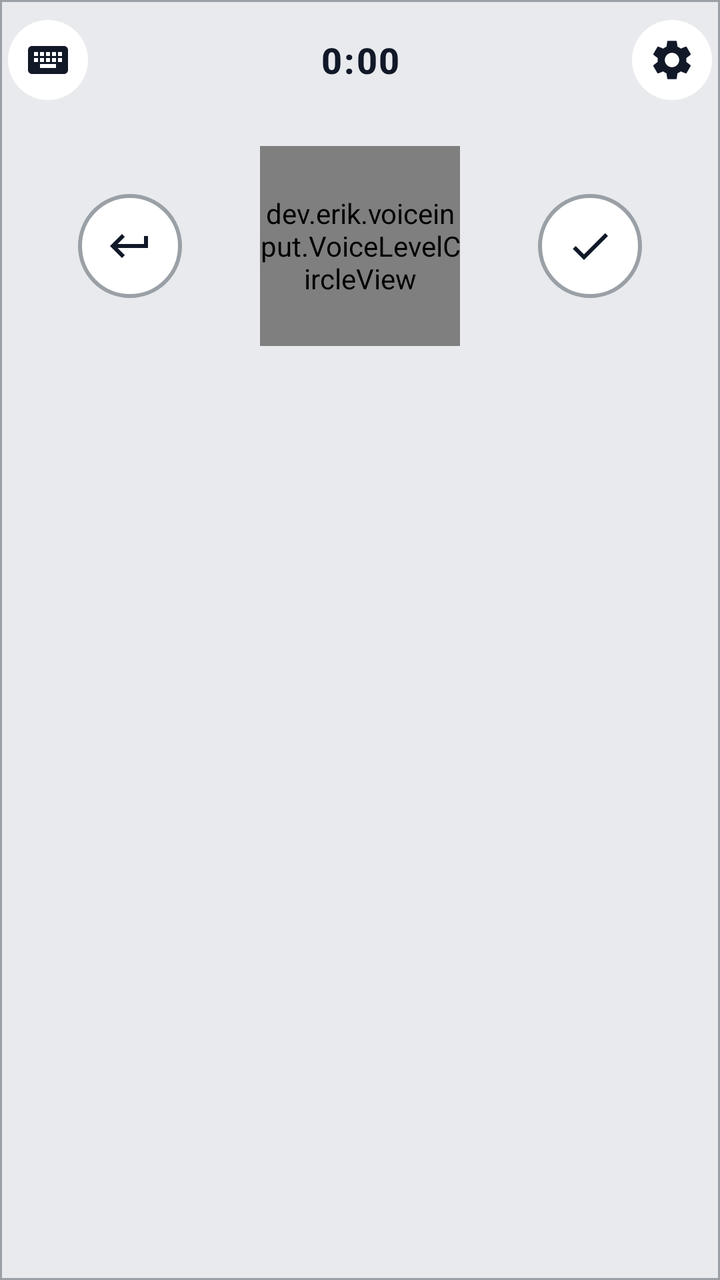
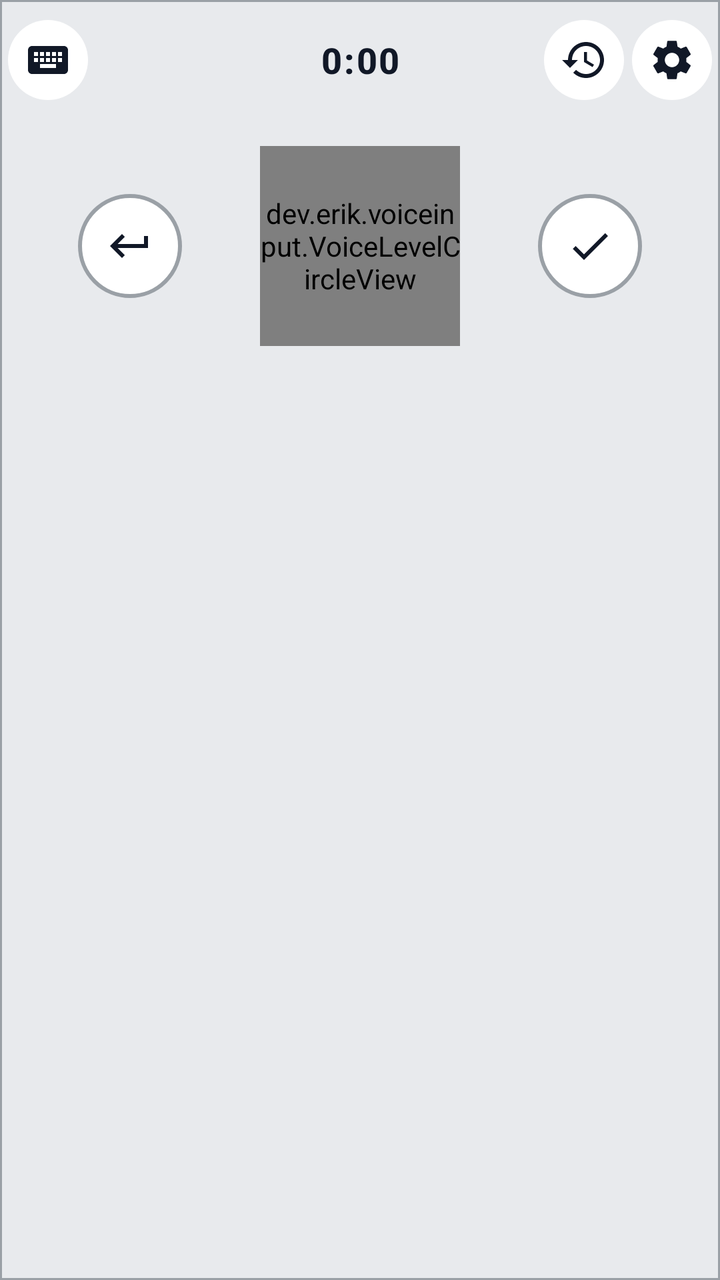

An Android layout rendered at two revisions. The XML below is the earlier revision; the diff shows what the commit changed to produce the second picture.
<!-- AndroidManifest.xml: application theme Theme.VoiceInput -->
<!-- res/layout/voice_input_ime.xml -->
<?xml version="1.0" encoding="utf-8"?>
<LinearLayout xmlns:android="http://schemas.android.com/apk/res/android"
    xmlns:app="http://schemas.android.com/apk/res-auto"
    android:layout_width="match_parent"
    android:layout_height="wrap_content"
    android:background="@drawable/ime_panel_background"
    android:minHeight="188dp"
    android:orientation="vertical"
    android:paddingTop="10dp"
    android:paddingBottom="14dp">

    <FrameLayout
        android:layout_width="match_parent"
        android:layout_height="40dp"
        android:paddingHorizontal="4dp">

        <ImageButton
            android:id="@+id/switch_keyboard"
            android:layout_width="40dp"
            android:layout_height="40dp"
            android:layout_gravity="start|center_vertical"
            android:background="@drawable/ime_top_icon_background"
            android:contentDescription="@string/ime_switch_keyboard"
            android:padding="8dp"
            android:scaleType="centerInside"
            android:src="@drawable/ic_ime_keyboard"
            app:tint="@color/ime_top_icon" />

        <TextView
            android:id="@+id/status"
            android:layout_width="wrap_content"
            android:layout_height="wrap_content"
            android:layout_gravity="center"
            android:gravity="center"
            android:minWidth="64dp"
            android:maxWidth="200dp"
            android:maxLines="2"
            android:ellipsize="end"
            android:text="0:00"
            android:textColor="@color/ime_status_text"
            android:textSize="18sp"
            android:textStyle="bold"
            android:fontFamily="sans-serif-medium"
            android:letterSpacing="0.05" />

        <ImageButton
            android:id="@+id/open_app"
            android:layout_width="40dp"
            android:layout_height="40dp"
            android:layout_gravity="end|center_vertical"
            android:background="@drawable/ime_top_icon_background"
            android:contentDescription="@string/ime_open_settings"
            android:padding="8dp"
            android:scaleType="centerInside"
            android:src="@drawable/ic_ime_settings"
            app:tint="@color/ime_top_icon" />
    </FrameLayout>

    <TextView
        android:id="@+id/hint"
        android:layout_width="match_parent"
        android:layout_height="18dp"
        android:gravity="center"
        android:paddingHorizontal="20dp"
        android:text="@string/ime_tip_speak"
        android:textColor="@color/ime_hint_text"
        android:textSize="12sp"
        android:visibility="invisible" />

    <TextView
        android:id="@+id/debug_detail"
        android:layout_width="match_parent"
        android:layout_height="wrap_content"
        android:fontFamily="monospace"
        android:gravity="center"
        android:maxLines="2"
        android:paddingHorizontal="12dp"
        android:textColor="@color/ime_debug_text"
        android:textSize="11sp"
        android:visibility="gone" />

    <LinearLayout
        android:layout_width="match_parent"
        android:layout_height="108dp"
        android:gravity="center_vertical"
        android:orientation="horizontal"
        android:paddingTop="2dp">

        
        <FrameLayout
            android:layout_width="0dp"
            android:layout_height="match_parent"
            android:layout_weight="1">

            <ImageButton
                android:id="@+id/newline"
                android:layout_width="52dp"
                android:layout_height="52dp"
                android:layout_gravity="center"
                android:background="@drawable/ime_stop_button_background"
                android:contentDescription="@string/ime_newline"
                android:padding="14dp"
                android:scaleType="centerInside"
                android:src="@drawable/ic_ime_newline"
                app:tint="@color/ime_status_text" />
        </FrameLayout>

        
        <FrameLayout
            android:id="@+id/orb_button"
            android:layout_width="100dp"
            android:layout_height="100dp"
            android:background="@drawable/ime_stop_button_background"
            android:clickable="true"
            android:contentDescription="@string/ime_toggle_listen"
            android:focusable="true">

            <dev.erik.voiceinput.VoiceLevelCircleView
                android:id="@+id/voice_circle"
                android:layout_width="match_parent"
                android:layout_height="match_parent"
                android:clickable="false"
                android:focusable="false" />
        </FrameLayout>

        
        <FrameLayout
            android:layout_width="0dp"
            android:layout_height="match_parent"
            android:layout_weight="1">

            <ImageButton
                android:id="@+id/done"
                android:layout_width="52dp"
                android:layout_height="52dp"
                android:layout_gravity="center"
                android:background="@drawable/ime_stop_button_background"
                android:contentDescription="@string/ime_done"
                android:padding="14dp"
                android:scaleType="centerInside"
                android:src="@drawable/ic_ime_done"
                app:tint="@color/ime_status_text" />

            <ImageButton
                android:id="@+id/retry"
                android:layout_width="52dp"
                android:layout_height="52dp"
                android:layout_gravity="center"
                android:background="@drawable/ime_stop_button_background"
                android:contentDescription="@string/ime_retry"
                android:padding="14dp"
                android:scaleType="centerInside"
                android:src="@drawable/ic_ime_retry"
                android:visibility="gone"
                app:tint="@color/ime_status_text" />
        </FrameLayout>
    </LinearLayout>
</LinearLayout>
<!-- resources referenced by this layout -->
<resources>
  <color name="ime_debug_text">#5F6368</color>
  <color name="ime_hint_text">#5F6368</color>
  <color name="ime_status_text">#111827</color>
  <color name="ime_top_icon">#111827</color>
  <!-- drawable ic_ime_done (drawable) -->
  <?xml version="1.0" encoding="utf-8"?>
  <vector xmlns:android="http://schemas.android.com/apk/res/android"
      android:width="24dp"
      android:height="24dp"
      android:viewportWidth="24"
      android:viewportHeight="24">
      <path
          android:fillColor="#FF000000"
          android:pathData="M9,16.17L4.83,12l-1.42,1.41L9,19 21,7l-1.41,-1.41z" />
  </vector>
  <!-- drawable ic_ime_newline (drawable) -->
  <?xml version="1.0" encoding="utf-8"?>
  <vector xmlns:android="http://schemas.android.com/apk/res/android"
      android:width="24dp"
      android:height="24dp"
      android:viewportWidth="24"
      android:viewportHeight="24">
      
      <path
          android:fillColor="#FF000000"
          android:pathData="M19,7v4H5.83l3.58,-3.59L8,6l-6,6 6,6 1.41,-1.41L5.83,13H21V7z" />
  </vector>
  <!-- drawable ic_ime_retry (drawable) -->
  <?xml version="1.0" encoding="utf-8"?>
  <vector xmlns:android="http://schemas.android.com/apk/res/android"
      android:width="24dp"
      android:height="24dp"
      android:viewportWidth="24"
      android:viewportHeight="24">
      <path
          android:fillColor="#000000"
          android:pathData="M17.65,6.35C16.2,4.9 14.21,4 12,4c-4.42,0 -7.99,3.58 -7.99,8s3.57,8 7.99,8c3.73,0 6.84,-2.55 7.73,-6h-2.08c-0.82,2.33 -3.04,4 -5.65,4 -3.31,0 -6,-2.69 -6,-6s2.69,-6 6,-6c1.66,0 3.14,0.69 4.22,1.78L13,11h7V4l-2.35,2.35z" />
  </vector>
  <!-- drawable ime_panel_background (drawable) -->
  <?xml version="1.0" encoding="utf-8"?>
  <shape xmlns:android="http://schemas.android.com/apk/res/android"
      android:shape="rectangle">
      <solid android:color="@color/ime_background" />
      <stroke
          android:width="1dp"
          android:color="@color/ime_panel_border" />
  </shape>
  <!-- drawable ime_stop_button_background (drawable) -->
  <?xml version="1.0" encoding="utf-8"?>
  <shape xmlns:android="http://schemas.android.com/apk/res/android"
      android:shape="oval">
      <solid android:color="@color/ime_stop_button_bg" />
      <stroke
          android:width="2dp"
          android:color="@color/ime_panel_border" />
  </shape>
  <!-- drawable ime_top_icon_background (drawable) -->
  <?xml version="1.0" encoding="utf-8"?>
  <shape xmlns:android="http://schemas.android.com/apk/res/android"
      android:shape="oval">
      <solid android:color="@color/ime_top_icon_bg" />
  </shape>
  <string name="ime_done">Finish and insert text</string>
  <string name="ime_newline">New line / paragraph</string>
  <string name="ime_open_settings">Settings</string>
  <string name="ime_retry">Retry transcription</string>
  <string name="ime_switch_keyboard">Switch to typing keyboard</string>
  <string name="ime_tip_speak">Center pauses · ✓ sends to Grok</string>
  <string name="ime_toggle_listen">Start or pause listening</string>
  <style name="Theme.VoiceInput" parent="Theme.AppCompat.DayNight.NoActionBar" />
  <color name="ime_background">#E8EAED</color>
  <color name="ime_panel_border">#9AA0A6</color>
  <color name="ime_stop_button_bg">#FFFFFF</color>
  <color name="ime_top_icon_bg">#FFFFFF</color>
  <!-- unchanged entries left out for length: 2 -->
</resources>

<!-- the commit's change to res/layout/voice_input_ime.xml (unified diff, before → after) -->
@@ -43,17 +43,36 @@
             android:fontFamily="sans-serif-medium"
             android:letterSpacing="0.05" />
 
-        <ImageButton
-            android:id="@+id/open_app"
-            android:layout_width="40dp"
+        <LinearLayout
+            android:layout_width="wrap_content"
             android:layout_height="40dp"
             android:layout_gravity="end|center_vertical"
-            android:background="@drawable/ime_top_icon_background"
-            android:contentDescription="@string/ime_open_settings"
-            android:padding="8dp"
-            android:scaleType="centerInside"
-            android:src="@drawable/ic_ime_settings"
-            app:tint="@color/ime_top_icon" />
+            android:gravity="center_vertical"
+            android:orientation="horizontal">
+
+            <ImageButton
+                android:id="@+id/open_history"
+                android:layout_width="40dp"
+                android:layout_height="40dp"
+                android:background="@drawable/ime_top_icon_background"
+                android:contentDescription="@string/ime_open_history"
+                android:padding="8dp"
+                android:scaleType="centerInside"
+                android:src="@drawable/ic_ime_history"
+                app:tint="@color/ime_top_icon" />
+
+            <ImageButton
+                android:id="@+id/open_app"
+                android:layout_width="40dp"
+                android:layout_height="40dp"
+                android:layout_marginStart="4dp"
+                android:background="@drawable/ime_top_icon_background"
+                android:contentDescription="@string/ime_open_settings"
+                android:padding="8dp"
+                android:scaleType="centerInside"
+                android:src="@drawable/ic_ime_settings"
+                app:tint="@color/ime_top_icon" />
+        </LinearLayout>
     </FrameLayout>
 
     <TextView
<!-- resource entries referenced after the edit -->
@@ -14,6 +14,18 @@
       <path
           android:fillColor="#FF000000"
           android:pathData="M9,16.17L4.83,12l-1.42,1.41L9,19 21,7l-1.41,-1.41z" />
+  </vector>
+  <!-- drawable ic_ime_history (drawable) -->
+  <?xml version="1.0" encoding="utf-8"?>
+  <vector xmlns:android="http://schemas.android.com/apk/res/android"
+      android:width="24dp"
+      android:height="24dp"
+      android:viewportWidth="24"
+      android:viewportHeight="24">
+      
+      <path
+          android:fillColor="#FF000000"
+          android:pathData="M13,3c-4.97,0 -9,4.03 -9,9H1l3.89,3.89 0.07,0.14L9,12H6c0,-3.87 3.13,-7 7,-7s7,3.13 7,7 -3.13,7 -7,7c-1.93,0 -3.68,-0.79 -4.94,-2.06l-1.42,1.42C8.27,19.99 10.51,21 13,21c4.97,0 9,-4.03 9,-9s-4.03,-9 -9,-9zM12,8v5l4.28,2.54 0.72,-1.21 -3.5,-2.08V8H12z" />
   </vector>
   <!-- drawable ic_ime_newline (drawable) -->
   <?xml version="1.0" encoding="utf-8"?>
@@ -64,6 +76,7 @@
   </shape>
   <string name="ime_done">Finish and insert text</string>
   <string name="ime_newline">New line / paragraph</string>
+  <string name="ime_open_history">History</string>
   <string name="ime_open_settings">Settings</string>
   <string name="ime_retry">Retry transcription</string>
   <string name="ime_switch_keyboard">Switch to typing keyboard</string>
